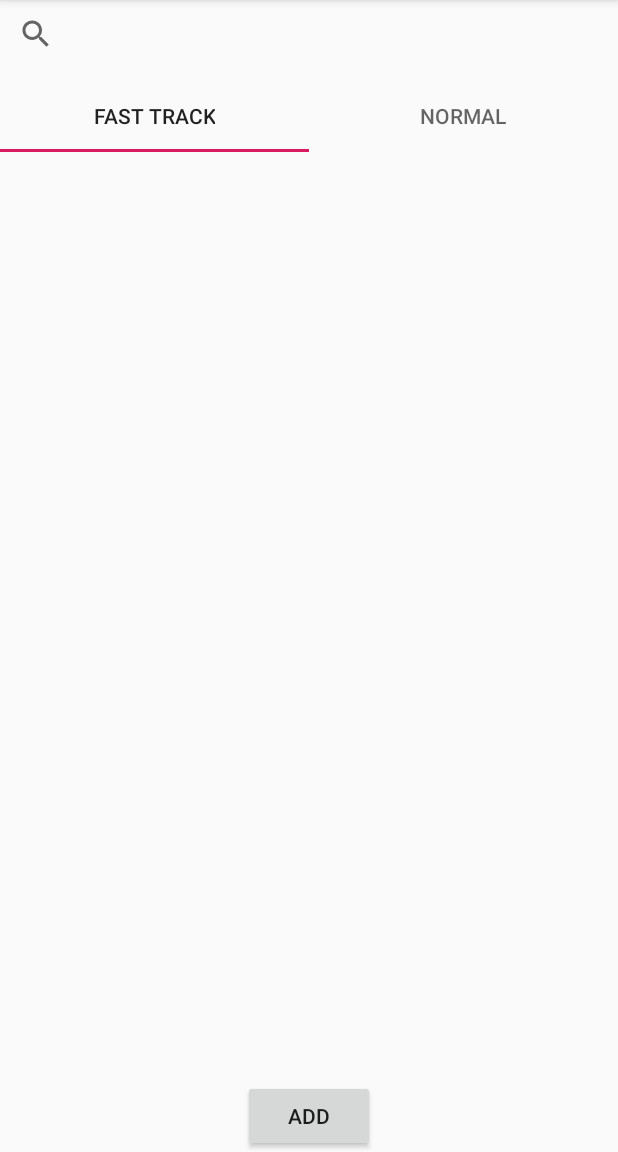
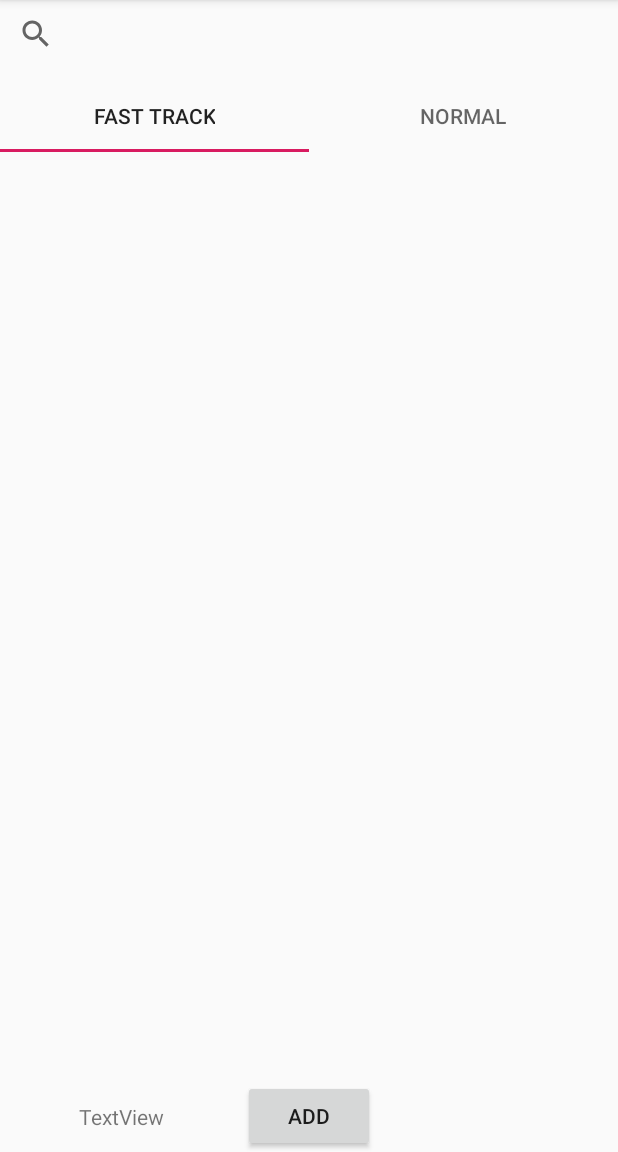
Before and after one commit to AgnellusX1/BVH-PharmacyApp, an Android app: the Dashboard screen opened directly, with no data from a screen before it, on a phone screen of 412 x 824 dp, the part 84-1236 px from its top. Run offline under Robolectric (Android 15) with nearby library versions, the phone set to English and light mode, and no system bars.

```diff
--- a/app/src/main/res/layout/activity_dashboard.xml
+++ b/app/src/main/res/layout/activity_dashboard.xml
@@ -36,5 +36,15 @@
         app:layout_constraintStart_toStartOf="parent"
         app:layout_constraintEnd_toEndOf="parent"/>
 
+    <TextView
+        android:id="@+id/textView"
+        android:layout_width="wrap_content"
+        android:layout_height="wrap_content"
+        android:text="TextView"
+        app:layout_constraintBottom_toBottomOf="@+id/addButton"
+        app:layout_constraintEnd_toStartOf="@+id/addButton"
+        app:layout_constraintStart_toStartOf="parent"
+        app:layout_constraintTop_toBottomOf="@+id/fragment" />
+
 
 </androidx.constraintlayout.widget.ConstraintLayout>
```
Also changed, not shown: app/src/main/java/com/agnellusx1/pharmacy/DBconnect.java (added, +80 -0 lines), 1 other file.
